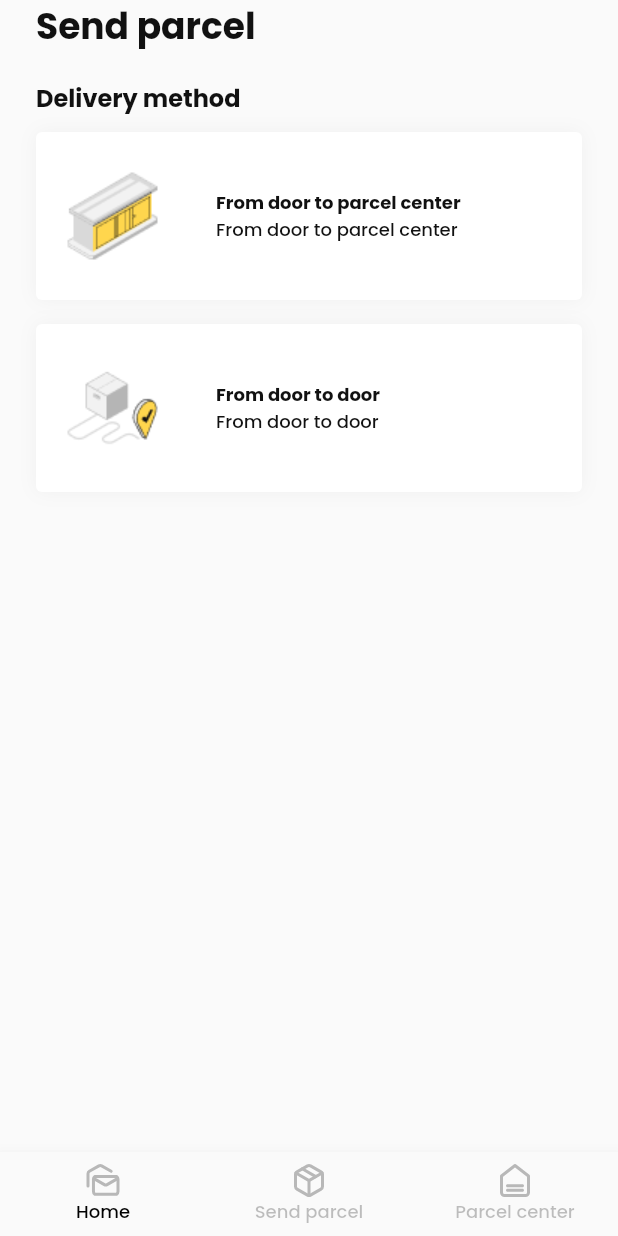
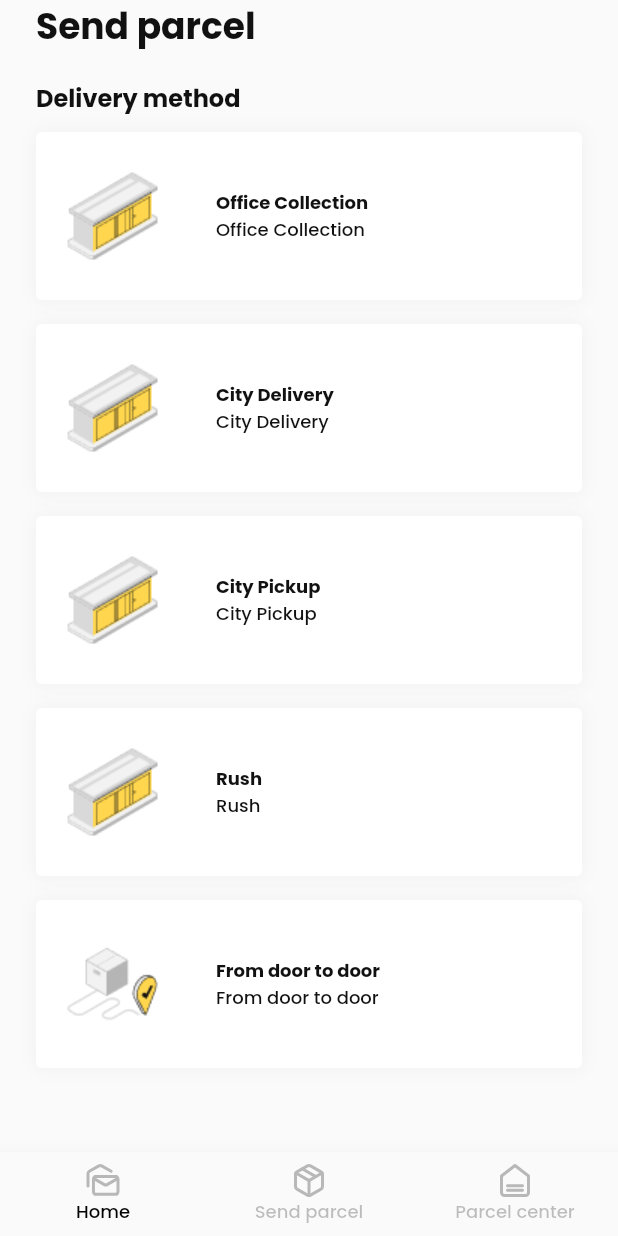
Before and after one commit to PrinceMwase/zaithwa2000, a Flutter app: the SendParcelDetailScreen screen opened by its route, on a phone screen of 412 x 824 dp. Run offline on Flutter 3.47's test engine with Material 2 defaults, Android fonts, the phone set to English and light mode, and no system bars; our stand-ins replace firebase_auth, firebase_core, flutter_svg, google_fonts, google_maps_flutter; missing offline and left inert: firebase_ui_auth; accounts and stored records are empty; network calls fail.

Commit message:
more delivery options

```diff
--- a/lib/ui/screens/send_parcel_detail_screen.dart
+++ b/lib/ui/screens/send_parcel_detail_screen.dart
@@ -33,7 +33,22 @@ class _SendParcelDetailScreenState extends State<SendParcelDetailScreen> {
               height: 11,
             ),
             const MyParcelDeliveryMethod(
-              parcelDeliveryMethod: 'From door to parcel center',
+              parcelDeliveryMethod: 'Office Collection',
+              parcelDeliveryDuration: '1 - 2 days',
+              parcelDeliveryImage: 'assets/images/img_door_to_parcel.png',
+            ),
+            const MyParcelDeliveryMethod(
+              parcelDeliveryMethod: 'City Delivery',
+              parcelDeliveryDuration: '1 - 2 days',
+              parcelDeliveryImage: 'assets/images/img_door_to_parcel.png',
+            ),
+            const MyParcelDeliveryMethod(
+              parcelDeliveryMethod: 'City Pickup',
+              parcelDeliveryDuration: '1 - 2 days',
+              parcelDeliveryImage: 'assets/images/img_door_to_parcel.png',
+            ),
+            const MyParcelDeliveryMethod(
+              parcelDeliveryMethod: 'Rush',
               parcelDeliveryDuration: '1 - 2 days',
               parcelDeliveryImage: 'assets/images/img_door_to_parcel.png',
             ),
```
